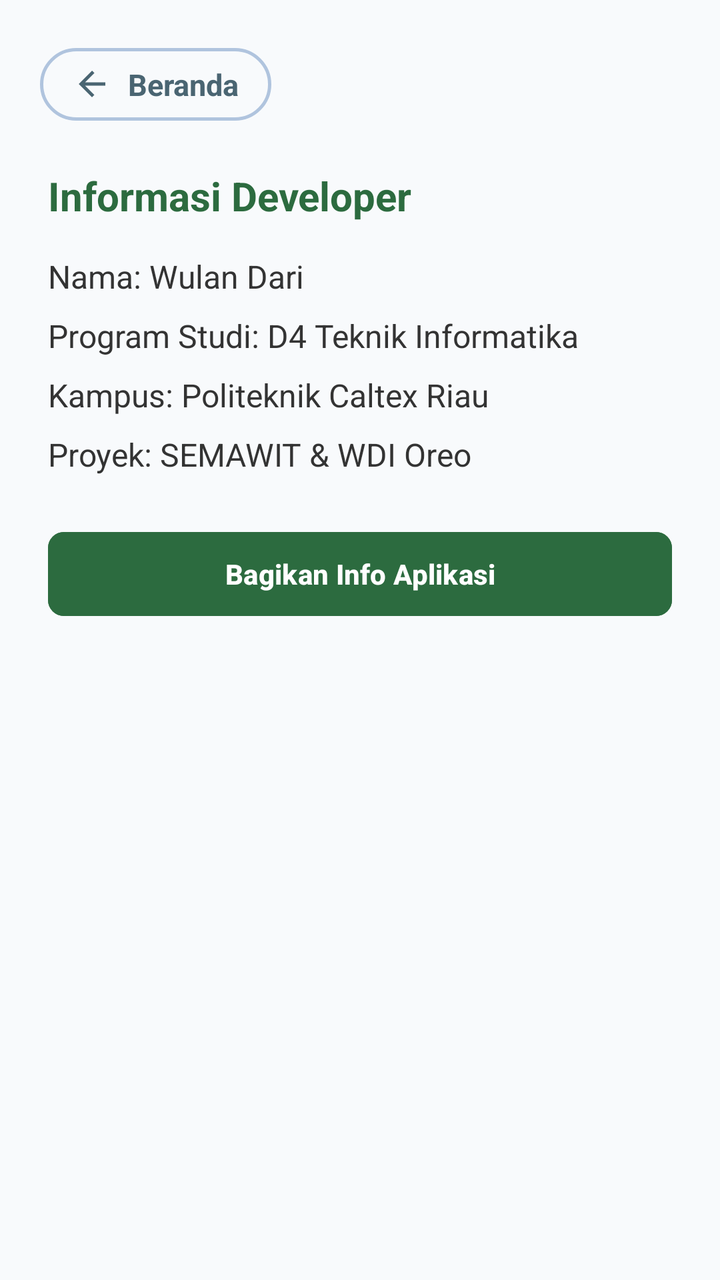
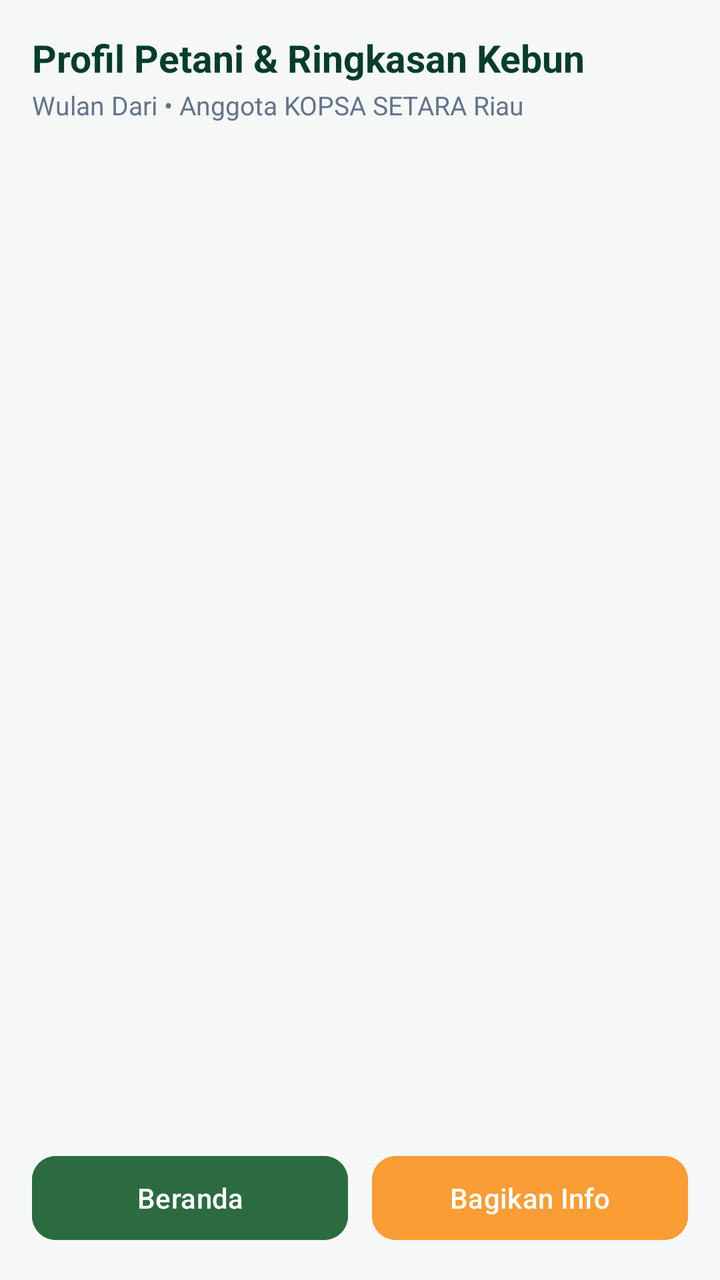

An Android layout rendered at two revisions. The XML below is the earlier revision; the diff shows what the commit changed to produce the second picture.
<!-- AndroidManifest.xml: application theme Theme.WDIoreo -->
<!-- res/layout/fragment_profile.xml -->
<?xml version="1.0" encoding="utf-8"?>
<LinearLayout xmlns:android="http://schemas.android.com/apk/res/android"
    xmlns:app="http://schemas.android.com/apk/res-auto"
    android:layout_width="match_parent"
    android:layout_height="match_parent"
    android:background="#F8FAFC"
    android:orientation="vertical">

    
    <LinearLayout
        android:layout_width="match_parent"
        android:layout_height="wrap_content"
        android:paddingHorizontal="20dp"
        android:paddingTop="24dp"
        android:paddingBottom="12dp">

        <LinearLayout
            android:id="@+id/btnBackToHome"
            android:layout_width="wrap_content"
            android:layout_height="wrap_content"
            android:background="@drawable/bg_btn_beranda"
            android:clickable="true"
            android:focusable="true"
            android:gravity="center_vertical"
            android:orientation="horizontal"
            android:paddingHorizontal="16dp"
            android:paddingVertical="8dp">

            <ImageView
                android:layout_width="20dp"
                android:layout_height="20dp"
                android:src="@drawable/ic_arrow_back"
                app:tint="#4A6572" />

            <TextView
                android:layout_width="wrap_content"
                android:layout_height="wrap_content"
                android:layout_marginStart="8dp"
                android:text="Beranda"
                android:textColor="#4A6572"
                android:textSize="15sp"
                android:textStyle="bold" />
        </LinearLayout>
    </LinearLayout>

    
    <ScrollView
        android:layout_width="match_parent"
        android:layout_height="match_parent">

        <LinearLayout
            android:layout_width="match_parent"
            android:layout_height="wrap_content"
            android:orientation="vertical"
            android:paddingHorizontal="24dp"
            android:paddingTop="12dp"
            android:paddingBottom="32dp">

            <TextView
                android:layout_width="wrap_content"
                android:layout_height="wrap_content"
                android:text="Informasi Developer"
                android:textColor="@color/primary_green"
                android:textSize="20sp"
                android:textStyle="bold" />

            <TextView
                android:layout_width="wrap_content"
                android:layout_height="wrap_content"
                android:layout_marginTop="16dp"
                android:text="Nama: Wulan Dari"
                android:textColor="#333333"
                android:textSize="16sp" />

            <TextView
                android:layout_width="wrap_content"
                android:layout_height="wrap_content"
                android:layout_marginTop="8dp"
                android:text="Program Studi: D4 Teknik Informatika"
                android:textColor="#333333"
                android:textSize="16sp" />

            <TextView
                android:layout_width="wrap_content"
                android:layout_height="wrap_content"
                android:layout_marginTop="8dp"
                android:text="Kampus: Politeknik Caltex Riau"
                android:textColor="#333333"
                android:textSize="16sp" />

            <TextView
                android:layout_width="wrap_content"
                android:layout_height="wrap_content"
                android:layout_marginTop="8dp"
                android:text="Proyek: SEMAWIT &amp; WDI Oreo"
                android:textColor="#333333"
                android:textSize="16sp" />

            <com.google.android.material.button.MaterialButton
                android:id="@+id/btnShareApp"
                android:layout_width="match_parent"
                android:layout_height="50dp"
                android:layout_marginTop="24dp"
                android:text="Bagikan Info Aplikasi"
                android:textColor="@color/white"
                android:textStyle="bold"
                android:backgroundTint="@color/primary_green"
                app:cornerRadius="8dp" />

        </LinearLayout>
    </ScrollView>
</LinearLayout>
<!-- resources referenced by this layout -->
<resources>
  <color name="primary_green">#2C6B3F</color>
  <color name="white">#FFFFFFFF</color>
  <!-- drawable bg_btn_beranda (drawable) -->
  <?xml version="1.0" encoding="utf-8"?>
  <shape xmlns:android="http://schemas.android.com/apk/res/android"
      android:shape="rectangle">
      <solid android:color="@android:color/transparent" />
      <stroke
          android:width="1.5dp"
          android:color="#B0C4DE" />
      <corners android:radius="50dp" />
  </shape>
  <!-- drawable ic_arrow_back (drawable) -->
  <vector xmlns:android="http://schemas.android.com/apk/res/android" android:autoMirrored="true" android:height="24dp" android:tint="#FFFFFF" android:viewportHeight="24" android:viewportWidth="24" android:width="24dp">
        
      <path android:fillColor="@android:color/white" android:pathData="M20,11H7.83l5.59,-5.59L12,4l-8,8 8,8 1.41,-1.41L7.83,13H20v-2z"/>
      
  </vector>
  <style name="Theme.WDIoreo" parent="Base.Theme.WDIoreo" />
  <style name="Base.Theme.WDIoreo" parent="Theme.Material3.DayNight.NoActionBar">
          
          <item name="colorPrimary">@color/primary_green</item>
          <item name="colorSecondary">@color/secondary_orange</item>
          <item name="colorTertiary">@color/tertiary_red</item>
  
          
          <item name="android:statusBarColor">@color/primary_green</item>
      </style>
  <color name="secondary_orange">#F99D34</color>
  <color name="tertiary_red">#C32E3A</color>
</resources>

<!-- the commit's change to res/layout/fragment_profile.xml (unified diff, before → after) -->
@@ -1,112 +1,77 @@
 <?xml version="1.0" encoding="utf-8"?>
-<LinearLayout xmlns:android="http://schemas.android.com/apk/res/android"
+<androidx.constraintlayout.widget.ConstraintLayout xmlns:android="http://schemas.android.com/apk/res/android"
     xmlns:app="http://schemas.android.com/apk/res-auto"
+    xmlns:tools="http://schemas.android.com/tools"
     android:layout_width="match_parent"
     android:layout_height="match_parent"
-    android:background="#F8FAFC"
-    android:orientation="vertical">
+    android:background="@color/bg_light"
+    android:padding="16dp"
+    tools:context=".ProfileFragment">
 
-    
+    <TextView
+        android:id="@+id/tvProfilTitle"
+        android:layout_width="0dp"
+        android:layout_height="wrap_content"
+        android:text="Profil Petani &amp; Ringkasan Kebun"
+        android:textColor="@color/semawit_dark_green"
+        android:textSize="19sp"
+        android:textStyle="bold"
+        app:layout_constraintEnd_toEndOf="parent"
+        app:layout_constraintStart_toStartOf="parent"
+        app:layout_constraintTop_toTopOf="parent" />
+
+    <TextView
+        android:id="@+id/tvProfilSub"
+        android:layout_width="0dp"
+        android:layout_height="wrap_content"
+        android:layout_marginTop="2dp"
+        android:text="Wulan Dari • Anggota KOPSA SETARA Riau"
+        android:textColor="@color/text_muted"
+        android:textSize="13sp"
+        app:layout_constraintEnd_toEndOf="parent"
+        app:layout_constraintStart_toStartOf="parent"
+        app:layout_constraintTop_toBottomOf="@+id/tvProfilTitle" />
+
+    <androidx.recyclerview.widget.RecyclerView
+        android:id="@+id/rvInfoSawit"
+        android:layout_width="0dp"
+        android:layout_height="0dp"
+        android:layout_marginVertical="12dp"
+        app:layout_constraintBottom_toTopOf="@+id/layoutActionButtons"
+        app:layout_constraintEnd_toEndOf="parent"
+        app:layout_constraintStart_toStartOf="parent"
+        app:layout_constraintTop_toBottomOf="@+id/tvProfilSub" />
+
     <LinearLayout
-        android:layout_width="match_parent"
+        android:id="@+id/layoutActionButtons"
+        android:layout_width="0dp"
         android:layout_height="wrap_content"
-        android:paddingHorizontal="20dp"
-        android:paddingTop="24dp"
-        android:paddingBottom="12dp">
+        android:orientation="horizontal"
+        app:layout_constraintBottom_toBottomOf="parent"
+        app:layout_constraintEnd_toEndOf="parent"
+        app:layout_constraintStart_toStartOf="parent">
 
-        <LinearLayout
+        <com.google.android.material.button.MaterialButton
             android:id="@+id/btnBackToHome"
-            android:layout_width="wrap_content"
-            android:layout_height="wrap_content"
-            android:background="@drawable/bg_btn_beranda"
-            android:clickable="true"
-            android:focusable="true"
-            android:gravity="center_vertical"
-            android:orientation="horizontal"
-            android:paddingHorizontal="16dp"
-            android:paddingVertical="8dp">
+            android:layout_width="0dp"
+            android:layout_height="50dp"
+            android:layout_marginEnd="6dp"
+            android:layout_weight="1"
+            android:backgroundTint="@color/primary_green"
+            android:text="Beranda"
+            android:textColor="@color/white"
+            app:cornerRadius="12dp" />
 
-            <ImageView
-                android:layout_width="20dp"
-                android:layout_height="20dp"
-                android:src="@drawable/ic_arrow_back"
-                app:tint="#4A6572" />
-
-            <TextView
-                android:layout_width="wrap_content"
-                android:layout_height="wrap_content"
-                android:layout_marginStart="8dp"
-                android:text="Beranda"
-                android:textColor="#4A6572"
-                android:textSize="15sp"
-                android:textStyle="bold" />
-        </LinearLayout>
+        <com.google.android.material.button.MaterialButton
+            android:id="@+id/btnShareApp"
+            android:layout_width="0dp"
+            android:layout_height="50dp"
+            android:layout_marginStart="6dp"
+            android:layout_weight="1"
+            android:backgroundTint="@color/secondary_orange"
+            android:text="Bagikan Info"
+            android:textColor="@color/white"
+            app:cornerRadius="12dp" />
     </LinearLayout>
 
-    
-    <ScrollView
-        android:layout_width="match_parent"
-        android:layout_height="match_parent">
-
-        <LinearLayout
-            android:layout_width="match_parent"
-            android:layout_height="wrap_content"
-            android:orientation="vertical"
-            android:paddingHorizontal="24dp"
-            android:paddingTop="12dp"
-            android:paddingBottom="32dp">
-
-            <TextView
-                android:layout_width="wrap_content"
-                android:layout_height="wrap_content"
-                android:text="Informasi Developer"
-                android:textColor="@color/primary_green"
-                android:textSize="20sp"
-                android:textStyle="bold" />
-
-            <TextView
-                android:layout_width="wrap_content"
-                android:layout_height="wrap_content"
-                android:layout_marginTop="16dp"
-                android:text="Nama: Wulan Dari"
-                android:textColor="#333333"
-                android:textSize="16sp" />
-
-            <TextView
-                android:layout_width="wrap_content"
-                android:layout_height="wrap_content"
-                android:layout_marginTop="8dp"
-                android:text="Program Studi: D4 Teknik Informatika"
-                android:textColor="#333333"
-                android:textSize="16sp" />
-
-            <TextView
-                android:layout_width="wrap_content"
-                android:layout_height="wrap_content"
-                android:layout_marginTop="8dp"
-                android:text="Kampus: Politeknik Caltex Riau"
-                android:textColor="#333333"
-                android:textSize="16sp" />
-
-            <TextView
-                android:layout_width="wrap_content"
-                android:layout_height="wrap_content"
-                android:layout_marginTop="8dp"
-                android:text="Proyek: SEMAWIT &amp; WDI Oreo"
-                android:textColor="#333333"
-                android:textSize="16sp" />
-
-            <com.google.android.material.button.MaterialButton
-                android:id="@+id/btnShareApp"
-                android:layout_width="match_parent"
-                android:layout_height="50dp"
-                android:layout_marginTop="24dp"
-                android:text="Bagikan Info Aplikasi"
-                android:textColor="@color/white"
-                android:textStyle="bold"
-                android:backgroundTint="@color/primary_green"
-                app:cornerRadius="8dp" />
-
-        </LinearLayout>
-    </ScrollView>
-</LinearLayout>
+</androidx.constraintlayout.widget.ConstraintLayout>
<!-- resource entries referenced after the edit -->
@@ -1,23 +1,8 @@
 <!-- resources referenced by this layout -->
 <resources>
+  <color name="bg_light">#F5F8F6</color>
   <color name="primary_green">#2C6B3F</color>
   <color name="white">#FFFFFFFF</color>
-  <!-- drawable bg_btn_beranda (drawable) -->
-  <?xml version="1.0" encoding="utf-8"?>
-  <shape xmlns:android="http://schemas.android.com/apk/res/android"
-      android:shape="rectangle">
-      <solid android:color="@android:color/transparent" />
-      <stroke
-          android:width="1.5dp"
-          android:color="#B0C4DE" />
-      <corners android:radius="50dp" />
-  </shape>
-  <!-- drawable ic_arrow_back (drawable) -->
-  <vector xmlns:android="http://schemas.android.com/apk/res/android" android:autoMirrored="true" android:height="24dp" android:tint="#FFFFFF" android:viewportHeight="24" android:viewportWidth="24" android:width="24dp">
-        
-      <path android:fillColor="@android:color/white" android:pathData="M20,11H7.83l5.59,-5.59L12,4l-8,8 8,8 1.41,-1.41L7.83,13H20v-2z"/>
-      
-  </vector>
   <style name="Theme.WDIoreo" parent="Base.Theme.WDIoreo" />
   <style name="Base.Theme.WDIoreo" parent="Theme.Material3.DayNight.NoActionBar">
           
@@ -29,6 +14,8 @@
           <item name="android:statusBarColor">@color/primary_green</item>
       </style>
   <color name="secondary_orange">#F99D34</color>
+  <color name="semawit_dark_green">#063D2A</color>
+  <color name="text_muted">#64748B</color>
   <color name="tertiary_red">#C32E3A</color>
 </resources>
 
